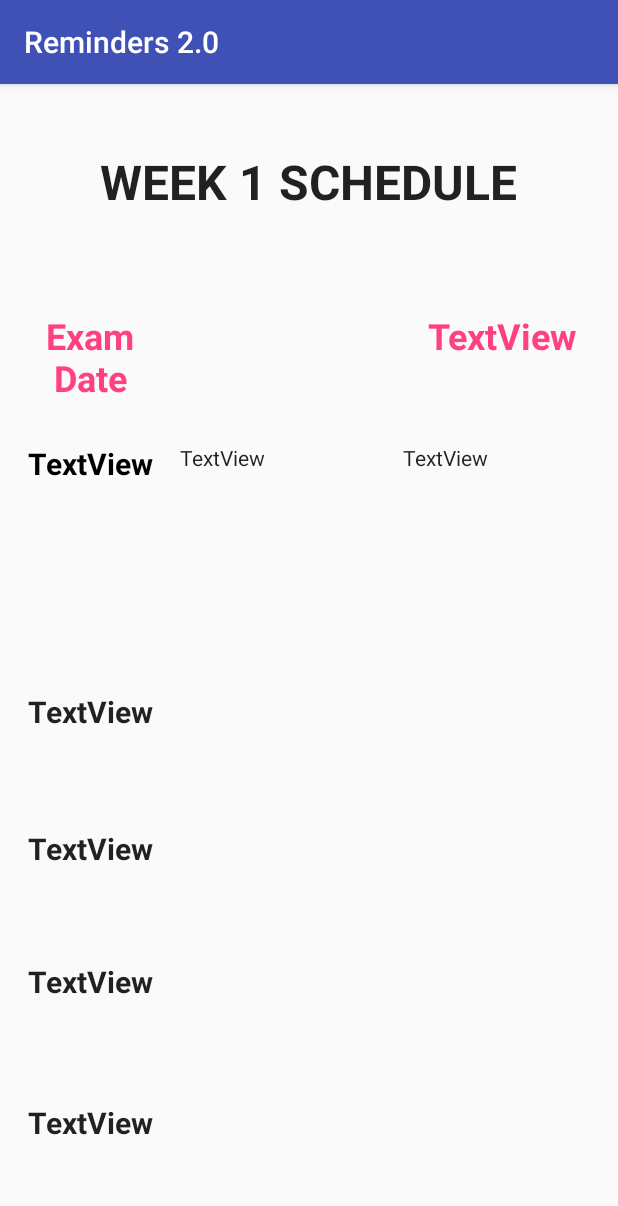
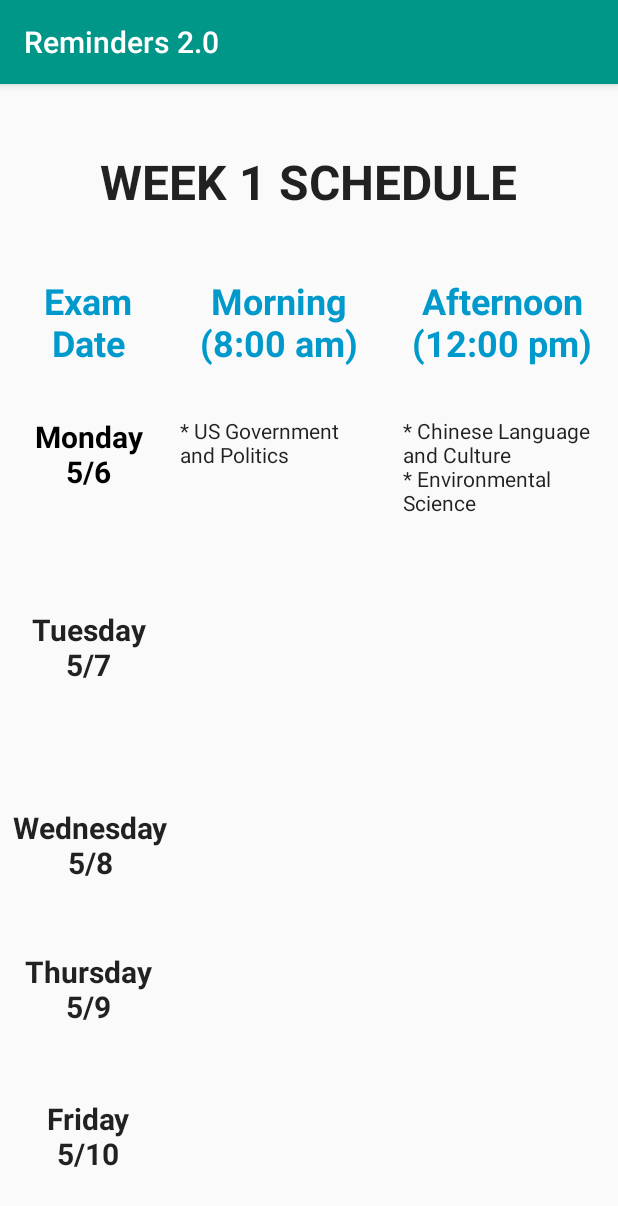
Before and after one commit to ryanmangeruga/Reminders20, an Android app: the MainActivity2 screen opened directly, with no data from a screen before it, on a phone screen of 412 x 824 dp. Shown: the top 1206 px of the screen. Run offline under Robolectric (Android 15) with nearby library versions, the phone set to English and light mode, and no system bars.

Commit message:
04/02/2019 v1

```diff
--- a/app/src/main/res/layout/activity_main2.xml
+++ b/app/src/main/res/layout/activity_main2.xml
@@ -12,19 +12,20 @@
             android:layout_height="64dp"
             android:id="@+id/week1r1c1"
             android:textSize="24sp"
-            android:layout_alignParentTop="true" android:layout_marginTop="151dp"
+            android:layout_alignParentTop="true" android:layout_marginTop="128dp"
             android:textColor="?android:attr/colorAccent" android:textAlignment="center" android:textStyle="bold"
-            android:layout_alignParentStart="true" android:layout_marginStart="17dp"/>
+            android:layout_alignParentStart="true" android:layout_marginStart="16dp"/>
     <TextView
             android:layout_width="132dp"
             android:layout_height="64dp"
             android:id="@+id/week1r1c2" android:textSize="24sp" android:textColor="?android:attr/colorAccent"
-            tools:text="Morning (8:00 am)" android:layout_alignParentStart="true" android:layout_marginStart="120dp"
-            android:layout_alignTop="@+id/week1r1c1" android:textAlignment="center" android:textStyle="bold"/>
+            android:layout_alignParentStart="true" android:layout_marginStart="120dp"
+            android:layout_alignTop="@+id/week1r1c1" android:textAlignment="center" android:textStyle="bold"
+            android:text="Morning (8:00 am)"/>
     <TextView
-            android:text="TextView"
+            android:text="Afternoon (12:00 pm)"
             android:layout_height="64dp" android:layout_alignParentEnd="true"
-            android:id="@+id/week1r1c3" tools:text="Afternoon (12:00 pm)"
+            android:id="@+id/week1r1c3"
             android:textSize="24sp" android:textColor="?android:attr/colorAccent"
             android:layout_width="132dp" android:layout_marginEnd="11dp" android:layout_alignTop="@+id/week1r1c1"
             android:textAlignment="center" android:textStyle="bold"/>
@@ -36,61 +37,60 @@
             android:layout_centerHorizontal="true" android:textColor="?android:attr/actionMenuTextColor"
             android:textStyle="bold" android:textAlignment="center" android:textSize="32sp"/>
     <TextView
-            android:text="TextView"
+            android:text="Monday 5/6"
             android:layout_width="86dp"
             android:layout_height="68dp"
             android:id="@+id/week1r2c1"
-            tools:text="Monday 5/6" android:textColor="?android:attr/colorForeground"
+            android:textColor="?android:attr/colorForeground"
             android:textSize="20sp"
             android:textAlignment="center" android:visibility="visible"
-            android:layout_alignParentTop="true" android:layout_marginTop="239dp"
+            android:layout_alignParentTop="true" android:layout_marginTop="221dp"
             android:layout_alignStart="@+id/week1r1c1" android:textStyle="bold"/>
     <TextView
-            android:text="TextView"
+            android:text="* US Government and Politics"
             android:layout_width="132dp"
             android:layout_height="68dp"
             android:id="@+id/week1r2c2"
-            tools:text="* US Government and Politics" android:textColor="?android:attr/actionMenuTextColor"
+            android:textColor="?android:attr/actionMenuTextColor"
             android:layout_alignStart="@+id/week1r1c2" android:layout_alignTop="@+id/week1r2c1"/>
     <TextView
-            android:text="TextView"
+            android:text="* Chinese Language and Culture                    * Environmental Science"
             android:layout_width="132dp"
             android:layout_height="68dp"
             android:id="@+id/week1r2c3"
-            tools:text="* Chinese Language and Culture                    * Environmental Science"
             android:textSize="14sp"
             android:textColor="?android:attr/actionMenuTextColor"
             android:layout_alignTop="@+id/week1r2c1" android:layout_alignStart="@+id/week1r1c3"/>
     <TextView
-            android:text="TextView"
+            android:text="Tuesday 5/7"
             android:layout_width="86dp"
-            android:layout_height="68dp" android:layout_alignParentBottom="true"
+            android:layout_height="68dp"
             android:id="@+id/week1r3c1"
-            tools:text="Tuesday 5/7" android:layout_alignEnd="@+id/week1r1c1" android:layout_marginBottom="295dp"
             android:textStyle="bold" android:textColor="?android:attr/actionMenuTextColor" android:textSize="20sp"
-            android:textAlignment="center"/>
+            android:textAlignment="center" android:layout_centerVertical="true"
+            android:layout_alignStart="@+id/week1r1c1"/>
     <TextView
-            android:text="TextView"
+            android:text="Wednesday 5/8"
             android:layout_width="120dp"
             android:layout_height="68dp"
             android:layout_alignParentBottom="true" android:id="@+id/week1r4c1"
-            android:layout_marginBottom="204dp" tools:text="Wednesday 5/8" android:textAlignment="center"
+            android:layout_marginBottom="218dp" android:textAlignment="center"
             android:textStyle="bold" android:textSize="20sp" android:textColor="?android:attr/actionMenuTextColor"
             android:layout_alignParentStart="true"/>
     <TextView
-            android:text="TextView"
+            android:text="Thursday 5/9"
             android:layout_width="86dp"
             android:layout_height="68dp"
-            android:layout_alignParentBottom="true" android:id="@+id/week1r5c1" tools:text="Thursday 5/9"
+            android:layout_alignParentBottom="true" android:id="@+id/week1r5c1"
             android:textStyle="bold" android:textColor="?android:attr/actionMenuTextColor" android:textSize="20sp"
-            android:layout_marginBottom="115dp" android:textAlignment="center"
+            android:layout_marginBottom="122dp" android:textAlignment="center"
             android:layout_alignStart="@+id/week1r1c1"/>
     <TextView
-            android:text="TextView"
+            android:text="Friday 5/10"
             android:layout_width="86dp"
             android:layout_height="68dp"
-            android:layout_alignParentBottom="true" android:id="@+id/week1r6c1" tools:text="Friday 5/10"
+            android:layout_alignParentBottom="true" android:id="@+id/week1r6c1"
             android:textSize="20sp" android:textColor="?android:attr/actionMenuTextColor" android:textStyle="bold"
-            android:textAlignment="center" android:layout_marginBottom="21dp"
+            android:textAlignment="center" android:layout_marginBottom="24dp"
             android:layout_alignStart="@+id/week1r1c1"/>
 </RelativeLayout>
--- a/app/src/main/res/values/colors.xml
+++ b/app/src/main/res/values/colors.xml
@@ -1,6 +1,6 @@
 <?xml version="1.0" encoding="utf-8"?>
 <resources>
-    <color name="colorPrimary">#3F51B5</color>
-    <color name="colorPrimaryDark">#303F9F</color>
-    <color name="colorAccent">#FF4081</color>
+    <color name="colorPrimary">#FF009688</color>
+    <color name="colorPrimaryDark">#000000</color>
+    <color name="colorAccent">#0099CC</color>
 </resources>
```
